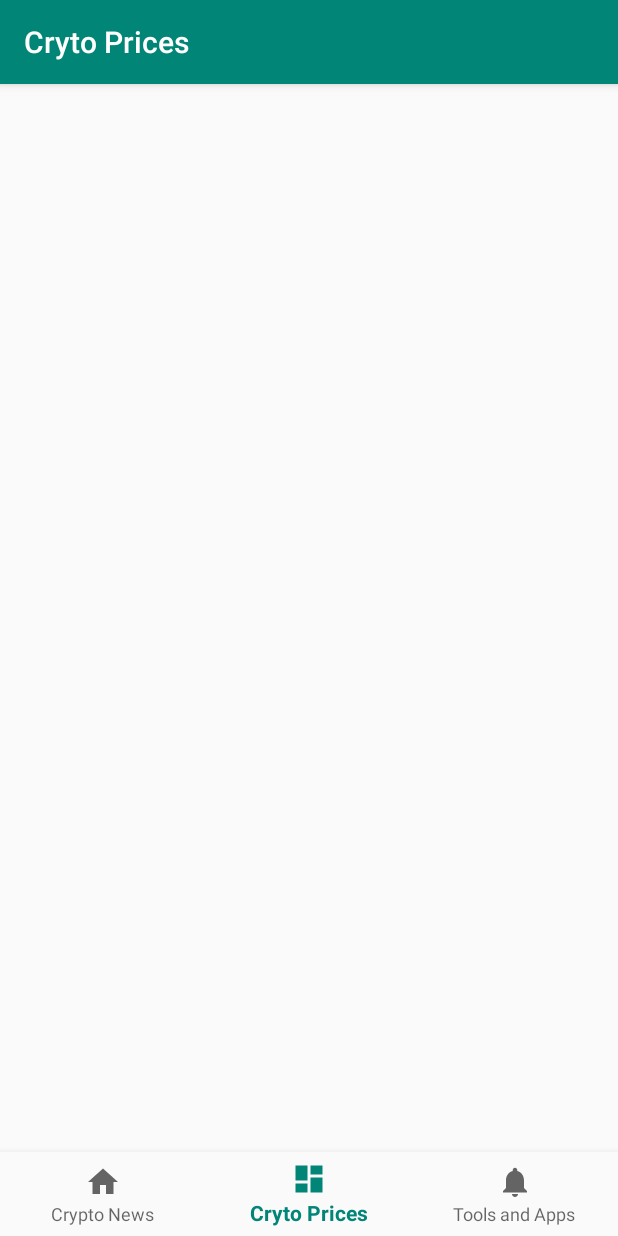
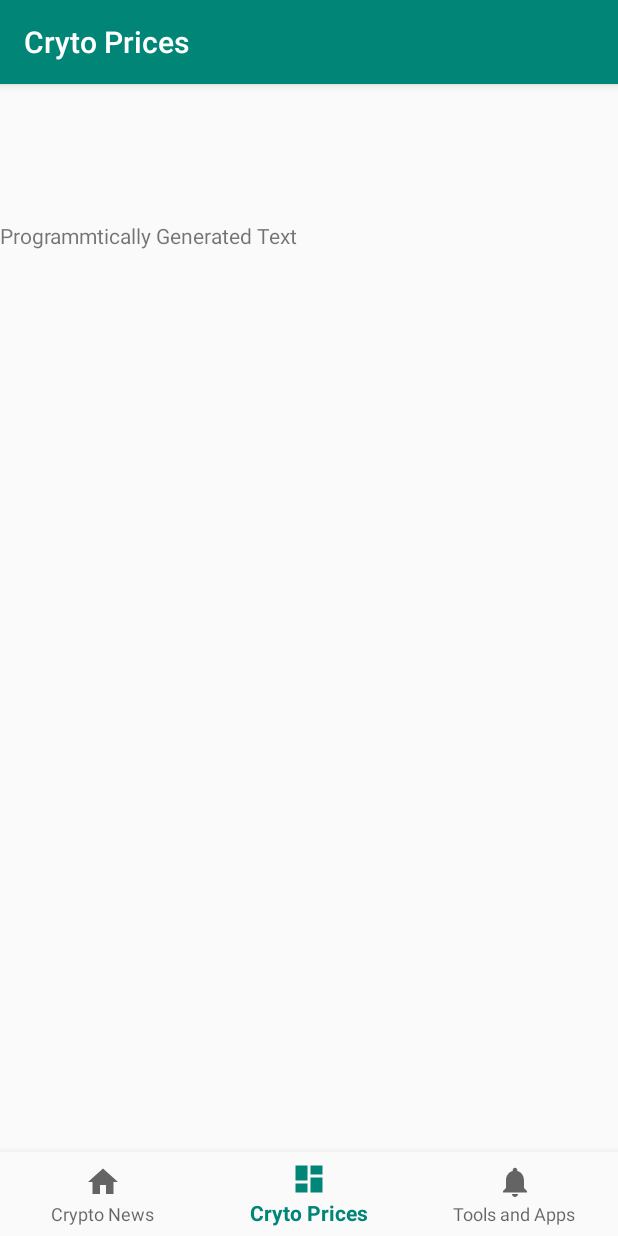
Before and after one commit to UWTech/CryptoInformer, an Android app: the screen it shows after launch (MainActivity), item 2 of the bottom bar chosen, on a phone screen of 412 x 824 dp. Run offline under Robolectric (Android 15) with nearby library versions, the phone set to English and light mode, and no system bars; our stand-ins replace navigation-ui.

Commit message:
prototype add dynamic
added dynamic element as example to prices fragment
minor rename of some files

```diff
--- a/app/src/main/java/com/example/cryptoinformer/ui/crypto_prices/CryptoPricesFragment.java
+++ b/app/src/main/java/com/example/cryptoinformer/ui/crypto_prices/CryptoPricesFragment.java
@@ -4,6 +4,7 @@ import android.os.Bundle;
 import android.view.LayoutInflater;
 import android.view.View;
 import android.view.ViewGroup;
+import android.widget.LinearLayout;
 import android.widget.TextView;
 
 import androidx.annotation.Nullable;
@@ -23,7 +24,14 @@ public class CryptoPricesFragment extends Fragment {
         dashboardViewModel =
                 ViewModelProviders.of(this).get(CryptoPricesViewModel.class);
         View root = inflater.inflate(R.layout.fragment_prices, container, false);
-        final TextView textView = root.findViewById(R.id.text_dashboard);
+
+        LinearLayout pricesLinearLayout = (LinearLayout) root.findViewById(R.id.price_linear_layout);
+
+        TextView dynamicPriceViewElement = new TextView(getContext());
+        dynamicPriceViewElement.setText("Programmtically Generated Text");
+        pricesLinearLayout.addView(dynamicPriceViewElement);
+
+        final TextView textView = root.findViewById(R.id.prices);
         dashboardViewModel.getText().observe(this, new Observer<String>() {
             @Override
             public void onChanged(@Nullable String s) {
--- a/app/src/main/res/layout/fragment_prices.xml
+++ b/app/src/main/res/layout/fragment_prices.xml
@@ -7,9 +7,10 @@ android:layout_height="wrap_content"
 android:fillViewport="false">
 <LinearLayout xmlns:android="http://schemas.android.com/apk/res/android"
     android:orientation="vertical" android:layout_width="match_parent"
-    android:layout_height="match_parent">
+    android:layout_height="match_parent"
+    android:id="@+id/price_linear_layout">
     <TextView
-        android:id="@+id/text_dashboard"
+        android:id="@+id/prices"
         android:layout_width="match_parent"
         android:layout_height="wrap_content"
         android:layout_marginStart="8dp"
```
